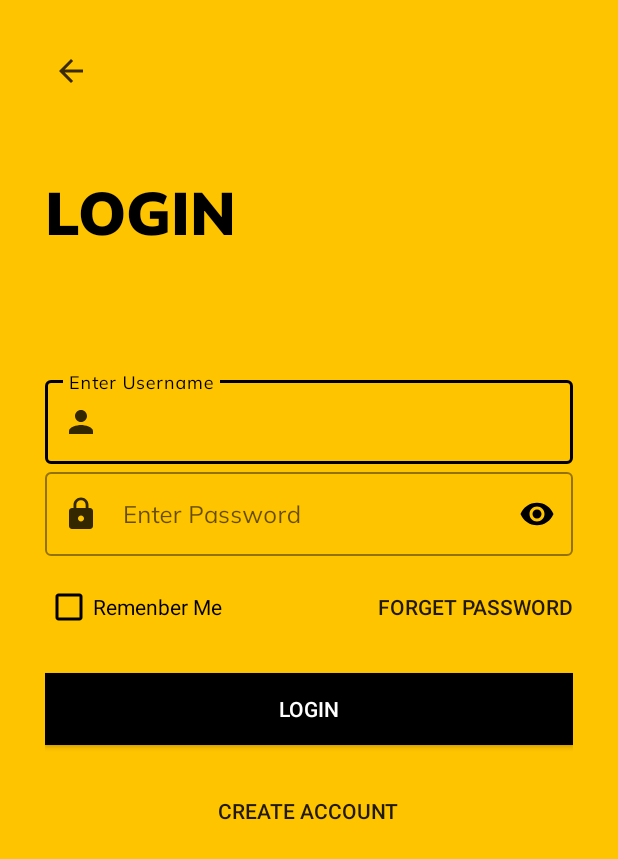
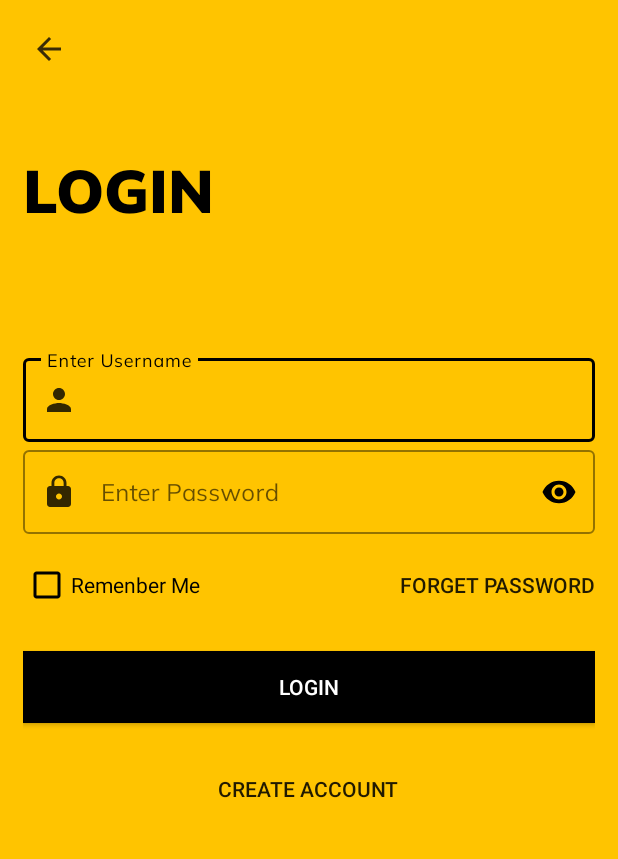
Before and after one commit to Nithish1201/SEATPLOP, an Android app: the layout activity_login.xml on its own in the app's theme, with its tools: preview values and no code run, on a phone screen of 412 x 824 dp. Shown: the top 859 px of the screen. Run offline under Robolectric (Android 15) with nearby library versions, the phone set to English and light mode, and no system bars; Roboto replaces fonts that are not available here.

Commit message:
animation from start activity to login activity and creation of signup activity

```diff
--- a/app/src/main/AndroidManifest.xml
+++ b/app/src/main/AndroidManifest.xml
@@ -9,7 +9,8 @@
         android:roundIcon="@mipmap/ic_launcher_round"
         android:supportsRtl="true"
         android:theme="@style/Theme.SEATPLOP">
-        <activity android:name=".LoginActivity"></activity>
+        <activity android:name=".SignupActivity"></activity>
+        <activity android:name=".LoginActivity" />
         <activity android:name=".StartActivity">
             <intent-filter>
                 <action android:name="android.intent.action.MAIN" />
--- a/app/src/main/res/layout/activity_login.xml
+++ b/app/src/main/res/layout/activity_login.xml
@@ -5,8 +5,9 @@
     android:layout_width="match_parent"
     android:layout_height="match_parent"
     android:background="@color/amber_yellow"
-    android:padding="30dp"
-    tools:context=".LoginActivity">
+    android:padding="15dp"
+    tools:context=".LoginActivity"
+    android:transitionName="transition_login">
 
     <LinearLayout
         android:layout_width="match_parent"
@@ -120,6 +121,7 @@
                 android:text="LOGIN"
                 android:background="@color/black"
                 android:textColor="@color/white"
+                android:transitionName="transition_login"
                 android:layout_marginTop="20dp"/>
 
             <Button
--- a/app/src/main/res/layout/activity_start.xml
+++ b/app/src/main/res/layout/activity_start.xml
@@ -14,6 +14,8 @@
         android:layout_marginStart="10dp"
         android:layout_marginTop="8dp"
         android:layout_marginEnd="10dp"
+        android:onClick="callLoginScreen"
+        android:transitionName="transition_login"
         android:layout_marginBottom="8dp"
         android:src="@drawable/logo_without_background"
         app:layout_constraintBottom_toBottomOf="parent"
--- a/app/src/main/res/values/colors.xml
+++ b/app/src/main/res/values/colors.xml
@@ -5,4 +5,5 @@
     <color name="base_orange">#ff5000</color>
     <color name="light_base_orange">#ff6a00</color>
     <color name="amber_yellow">#Ffc400</color>
+    <color name="yellow">#Fbff00</color>
 </resources>
--- a/app/src/main/res/values/strings.xml
+++ b/app/src/main/res/values/strings.xml
@@ -17,5 +17,4 @@
     <string name="expand_all">Expand All</string>
 
 
-
 </resources>
```
Also changed, not shown: app/src/main/java/com/nithishkumar/seatplop/SignupActivity.java (added, +14 -0 lines), app/src/main/java/com/nithishkumar/seatplop/StartActivity.java (+16 -3 lines), app/src/main/res/layout/activity_signup.xml (added, +9 -0 lines).
